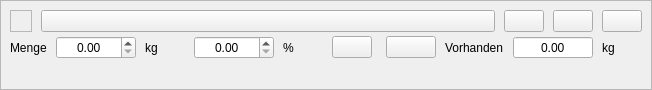
First picture: the form in kleiner-brauhelfer/widgets/wdgmalzgabe.ui, repository kleiner-brauhelfer/kleiner-brauhelfer-2, before the edit.
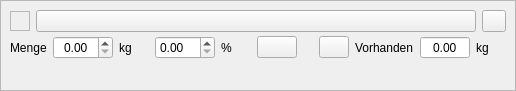
Second picture: the form after the edit. Icons and pictures are not drawn. Custom widgets are drawn as their Qt base class.

Diff of the .ui file:
```diff
--- a/kleiner-brauhelfer/widgets/wdgmalzgabe.ui
+++ b/kleiner-brauhelfer/widgets/wdgmalzgabe.ui
@@ -6,8 +6,8 @@
    <rect>
     <x>0</x>
     <y>0</y>
-    <width>652</width>
-    <height>90</height>
+    <width>516</width>
+    <height>91</height>
    </rect>
   </property>
   <property name="autoFillBackground">
@@ -41,20 +41,20 @@
       <item>
        <layout class="QHBoxLayout" name="horizontalLayout">
         <property name="spacing">
-         <number>9</number>
+         <number>6</number>
         </property>
         <item>
          <widget class="QFrame" name="frameColor">
           <property name="minimumSize">
            <size>
-            <width>22</width>
-            <height>22</height>
+            <width>20</width>
+            <height>20</height>
            </size>
           </property>
           <property name="maximumSize">
            <size>
-            <width>22</width>
-            <height>22</height>
+            <width>20</width>
+            <height>20</height>
            </size>
           </property>
           <property name="focusPolicy">
@@ -78,24 +78,26 @@
           </property>
          </widget>
         </item>
-        <item>
-         <widget class="QPushButton" name="btnNachOben">
-          <property name="icon">
-           <iconset resource="../images.qrc">
-            <normaloff>:/images/nach_oben.svg</normaloff>:/images/nach_oben.svg</iconset>
-          </property>
-         </widget>
-        </item>
-        <item>
-         <widget class="QPushButton" name="btnNachUnten">
-          <property name="icon">
-           <iconset resource="../images.qrc">
-            <normaloff>:/images/nach_unten.svg</normaloff>:/images/nach_unten.svg</iconset>
-          </property>
-         </widget>
-        </item>
         <item>
          <widget class="QPushButton" name="btnLoeschen">
+          <property name="sizePolicy">
+           <sizepolicy hsizetype="Fixed" vsizetype="Fixed">
+            <horstretch>0</horstretch>
+            <verstretch>0</verstretch>
+           </sizepolicy>
+          </property>
+          <property name="minimumSize">
+           <size>
+            <width>24</width>
+            <height>22</height>
+           </size>
+          </property>
+          <property name="maximumSize">
+           <size>
+            <width>24</width>
+            <height>22</height>
+           </size>
+          </property>
           <property name="toolTip">
            <string>Malzgabe löschen.</string>
           </property>
@@ -103,6 +105,12 @@
            <iconset resource="../images.qrc">
             <normaloff>:/images/close_button.svg</normaloff>:/images/close_button.svg</iconset>
           </property>
+          <property name="iconSize">
+           <size>
+            <width>25</width>
+            <height>16</height>
+           </size>
+          </property>
          </widget>
         </item>
        </layout>
@@ -110,7 +118,7 @@
       <item>
        <layout class="QHBoxLayout" name="horizontalLayout_2">
         <property name="spacing">
-         <number>9</number>
+         <number>6</number>
         </property>
         <item>
          <widget class="QLabel" name="label">
@@ -123,7 +131,7 @@
          <widget class="DoubleSpinBox" name="tbMenge">
           <property name="minimumSize">
            <size>
-            <width>80</width>
+            <width>60</width>
             <height>0</height>
            </size>
           </property>
@@ -148,7 +156,7 @@
          <widget class="QLabel" name="label_3">
           <property name="minimumSize">
            <size>
-            <width>40</width>
+            <width>30</width>
             <height>0</height>
            </size>
           </property>
@@ -161,16 +169,13 @@
          <widget class="DoubleSpinBox" name="tbMengeProzent">
           <property name="minimumSize">
            <size>
-            <width>80</width>
+            <width>60</width>
             <height>0</height>
            </size>
           </property>
           <property name="toolTip">
            <string>&lt;html&gt;&lt;head/&gt;&lt;body&gt;&lt;p&gt;Hier wird der Malzanteil &lt;span style=&quot; font-weight:600;&quot;&gt;prozentual&lt;/span&gt; angegeben.&lt;/p&gt;&lt;/body&gt;&lt;/html&gt;</string>
           </property>
-          <property name="alignment">
-           <set>Qt::AlignCenter</set>
-          </property>
           <property name="decimals">
            <number>2</number>
           </property>
@@ -189,7 +194,7 @@
          <widget class="QLabel" name="label_2">
           <property name="minimumSize">
            <size>
-            <width>40</width>
+            <width>30</width>
             <height>0</height>
            </size>
           </property>
@@ -200,6 +205,12 @@
         </item>
         <item>
          <widget class="QPushButton" name="btnKorrektur">
+          <property name="maximumSize">
+           <size>
+            <width>60</width>
+            <height>16777215</height>
+           </size>
+          </property>
           <property name="toolTip">
            <string>&lt;html&gt;&lt;head/&gt;&lt;body&gt;&lt;p&gt;Hier wird ein &lt;span style=&quot; font-weight:600;&quot;&gt;prozentualer Korrekturfaktor &lt;/span&gt;ausgegeben, wenn die Rohstoffmenge 100% Gesamtschüttung unter- oder überschreitet.&lt;/p&gt;&lt;p&gt;Die Schüttung berechnet sich u.a. aus eingesetzten Malzen und Rohfrucht, der gewählten Stammwürze, dem Farbwert, der Rastdauer und anderen Faktoren. Ein negativer Wert gibt an, dass zu wenig Rohstoffmenge gewählt wurde, ein positiver, dass eine zu große Menge gewählt wurde.&lt;/p&gt;&lt;p&gt;Ein Klick auf das Feld korrigiert die aktuelle Rohstoffmenge auf 100% Gesamtschüttung. Dies kann natürlich unpassend sein. In diesem Fall muss die Verteilung der Rohstoffe für die Schüttung anteilig vorab auf 100% bestimmt werden. Sind 100% erreicht, wird das Feld ausgeblendet.&lt;/p&gt;&lt;/body&gt;&lt;/html&gt;</string>
           </property>
@@ -222,14 +233,14 @@
          <widget class="QPushButton" name="btnAufbrauchen">
           <property name="minimumSize">
            <size>
-            <width>50</width>
-            <height>0</height>
+            <width>30</width>
+            <height>22</height>
            </size>
           </property>
           <property name="maximumSize">
            <size>
-            <width>50</width>
-            <height>16777215</height>
+            <width>30</width>
+            <height>22</height>
            </size>
           </property>
           <property name="toolTip">
@@ -252,7 +263,7 @@
          <widget class="DoubleSpinBox" name="tbVorhanden">
           <property name="minimumSize">
            <size>
-            <width>80</width>
+            <width>50</width>
             <height>0</height>
            </size>
           </property>
@@ -280,7 +291,7 @@
          <widget class="QLabel" name="lblEinheit">
           <property name="minimumSize">
            <size>
-            <width>40</width>
+            <width>30</width>
             <height>0</height>
            </size>
           </property>
```
